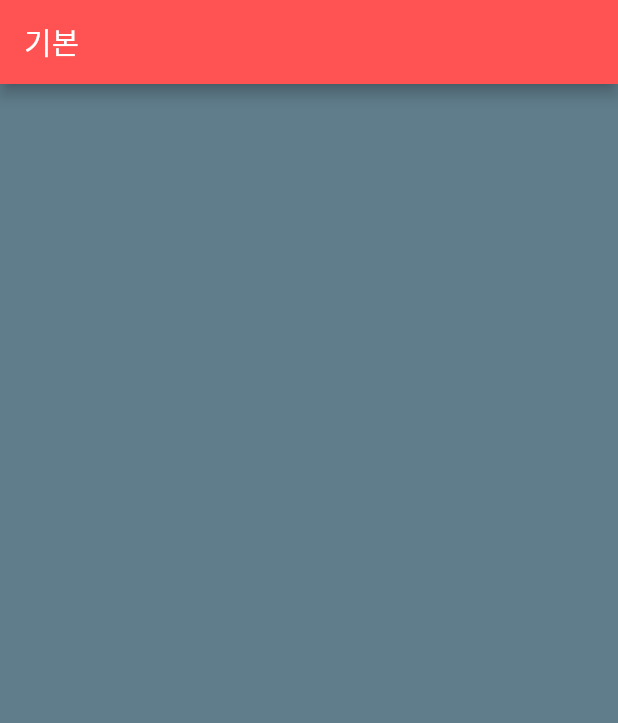
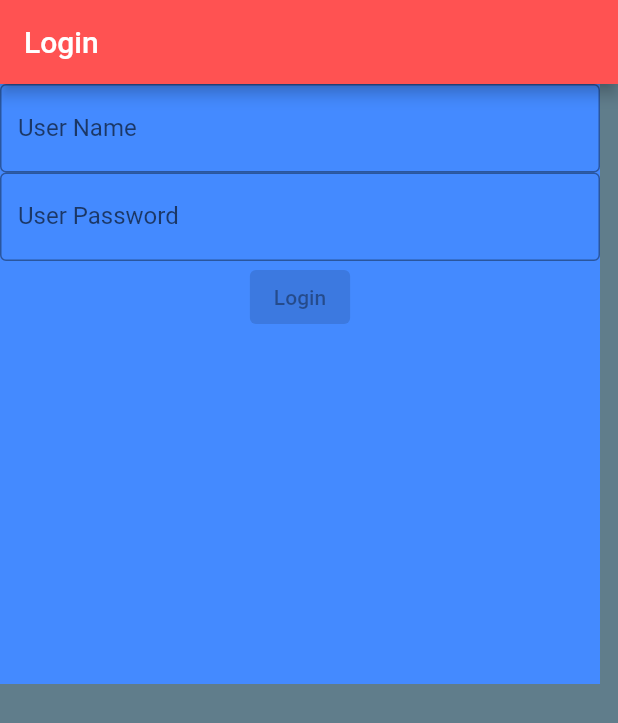
Before and after one commit to mjshin97/Flutter, a Flutter app: the screen it shows after launch, on a phone screen of 412 x 824 dp. Shown: the top 723 px of the screen. Run offline on Flutter 3.47's test engine with Material 2 defaults, Android fonts, the phone set to English and light mode, and no system bars; our stand-ins replace sqflite; accounts and stored records are empty.

Commit message:
first commit

```diff
--- /dev/null
+++ b/lib/ch23_4_sqflite/test.dart
@@ -0,0 +1,21 @@
+import 'package:flutter/material.dart';
+import 'package:sqflite/sqflite.dart';
+
+void main() {
+  runApp(const MyApp());
+}
+
+class MyApp extends StatelessWidget {
+  const MyApp({Key? key}) : super(key: key);
+  @override
+  Widget build(BuildContext context) {
+    return MaterialApp(
+      title: 'Flutter Demo',
+      theme: new ThemeData(
+        primarySwatch: Colors.blue,
+      ),
+      home: NativePluginWidget(),
+    );
+
+  }
+}
--- a/lib/main.dart
+++ b/lib/main.dart
@@ -12,12 +12,49 @@ class MyApp extends StatelessWidget {
       home: Scaffold(
         backgroundColor: Colors.blueGrey,
         appBar: AppBar(
-            backgroundColor: Colors.redAccent,
-            title: Text(
-                "기본"
-            )
+          backgroundColor: Colors.redAccent,
+          title: Text(
+              "Login"
+          ),
         ),
+
+        body: Container(
+          color: Colors.blueAccent,
+
+          height: 400,
+          width:  400,
+
+          child : Column(
+            children:[
+              TextField(
+                decoration: InputDecoration(
+                    border: OutlineInputBorder(),
+                    labelText: 'User Name',
+                    hintText: 'ID please'
+                ),
+              ),
+
+              TextField(
+                obscureText: true,
+                decoration: InputDecoration(
+                    border: OutlineInputBorder(),
+                    labelText: 'User Password'
+                ),
+              ),
+
+              ElevatedButton(
+                onPressed: null,
+                child: Text('Login'),
+              )
+
+            ]
+
+          )
+
+        ),
+
       ),
+
     );
 
   }
--- a/pubspec.yaml
+++ b/pubspec.yaml
@@ -28,6 +28,7 @@ environment:
 # the latest version available on pub.dev. To see which dependencies have newer
 # versions available, run `flutter pub outdated`.
 dependencies:
+  sqflite: ^2.0.2+1
   flutter:
     sdk: flutter
 
```
Also changed, not shown: pubspec.lock, 3 other files.
